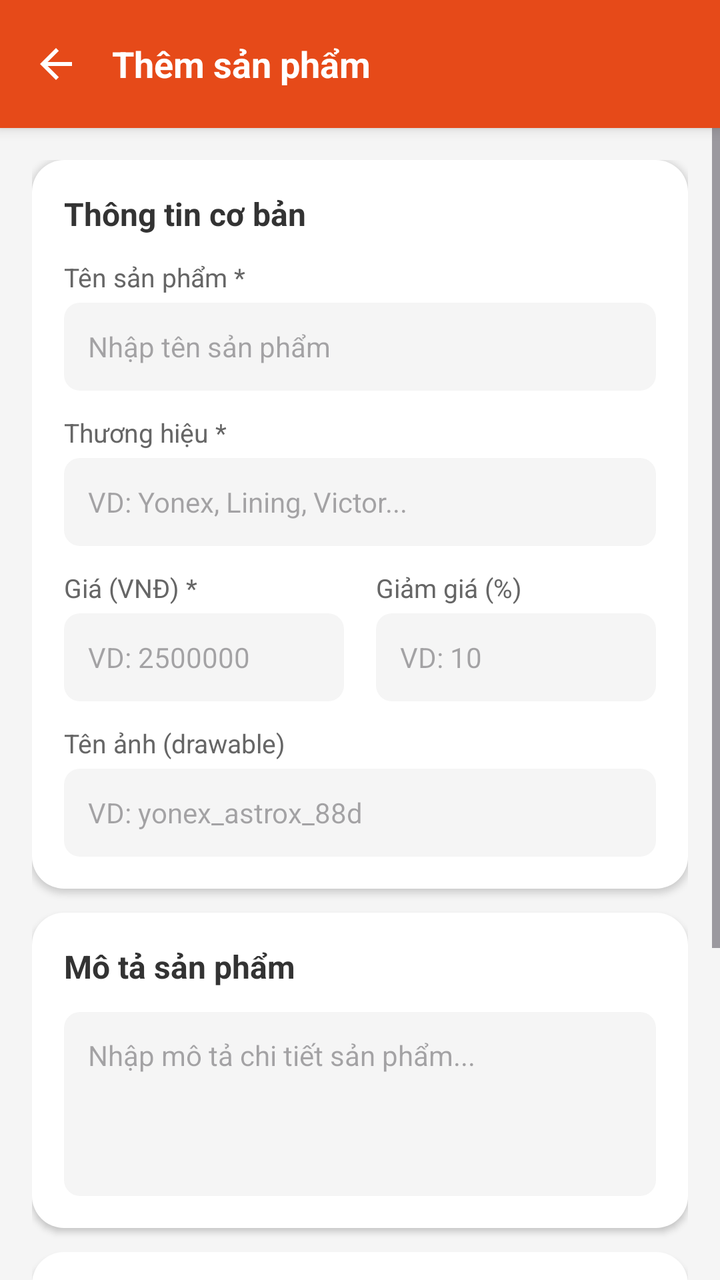
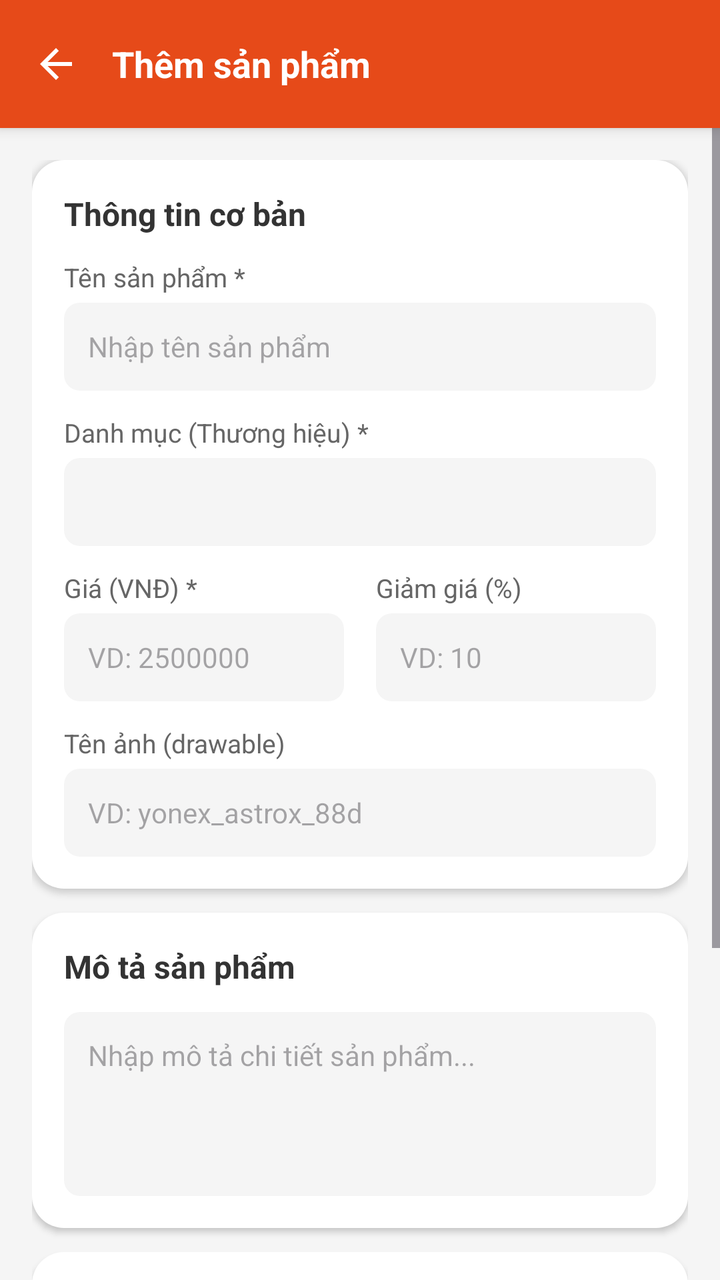

The first picture is an Android layout as it rendered before a commit; the second is the same layout after the commit. The layout source and the unified diff follow.
<!-- AndroidManifest.xml: application theme Theme.Buoi1 -->
<!-- res/layout/activity_admin_product_edit.xml -->
<?xml version="1.0" encoding="utf-8"?>
<LinearLayout xmlns:android="http://schemas.android.com/apk/res/android"
    xmlns:app="http://schemas.android.com/apk/res-auto"
    android:layout_width="match_parent"
    android:layout_height="match_parent"
    android:orientation="vertical"
    android:background="#F5F5F5">

    
    <LinearLayout
        android:id="@+id/topBarEditProduct"
        android:layout_width="match_parent"
        android:layout_height="?attr/actionBarSize"
        android:background="#E64A19"
        android:elevation="4dp"
        android:gravity="center_vertical"
        android:orientation="horizontal"
        android:paddingHorizontal="4dp">

        <ImageView
            android:id="@+id/btnBack"
            android:layout_width="48dp"
            android:layout_height="48dp"
            android:src="@drawable/ic_back_arrow"
            app:tint="#FFFFFF"
            android:padding="12dp"
            android:background="?attr/selectableItemBackgroundBorderless"
            android:clickable="true"
            android:focusable="true" />

        <TextView
            android:id="@+id/tvTitle"
            android:layout_width="0dp"
            android:layout_height="wrap_content"
            android:layout_weight="1"
            android:text="Thêm sản phẩm"
            android:textColor="@color/white"
            android:textSize="18sp"
            android:textStyle="bold"
            android:layout_marginStart="4dp" />
    </LinearLayout>

    <ScrollView
        android:layout_width="match_parent"
        android:layout_height="0dp"
        android:layout_weight="1">

        <LinearLayout
            android:layout_width="match_parent"
            android:layout_height="wrap_content"
            android:orientation="vertical"
            android:padding="16dp">

            
            <LinearLayout
                android:layout_width="match_parent"
                android:layout_height="wrap_content"
                android:background="@drawable/bg_login_card"
                android:elevation="2dp"
                android:orientation="vertical"
                android:padding="16dp"
                android:layout_marginBottom="12dp">

                <TextView
                    android:layout_width="wrap_content"
                    android:layout_height="wrap_content"
                    android:text="Thông tin cơ bản"
                    android:textColor="#333333"
                    android:textSize="16sp"
                    android:textStyle="bold"
                    android:layout_marginBottom="12dp" />

                <TextView
                    android:layout_width="wrap_content"
                    android:layout_height="wrap_content"
                    android:text="Tên sản phẩm *"
                    android:textColor="#666666"
                    android:textSize="13sp"
                    android:layout_marginBottom="4dp" />

                <EditText
                    android:id="@+id/edtProductName"
                    android:layout_width="match_parent"
                    android:layout_height="44dp"
                    android:background="@drawable/bg_input_field"
                    android:hint="Nhập tên sản phẩm"
                    android:paddingHorizontal="12dp"
                    android:textSize="14sp"
                    android:inputType="text"
                    android:maxLines="1"
                    android:layout_marginBottom="12dp" />

                <TextView
                    android:layout_width="wrap_content"
                    android:layout_height="wrap_content"
                    android:text="Thương hiệu *"
                    android:textColor="#666666"
                    android:textSize="13sp"
                    android:layout_marginBottom="4dp" />

                <EditText
                    android:id="@+id/edtProductBrand"
                    android:layout_width="match_parent"
                    android:layout_height="44dp"
                    android:background="@drawable/bg_input_field"
                    android:hint="VD: Yonex, Lining, Victor..."
                    android:paddingHorizontal="12dp"
                    android:textSize="14sp"
                    android:inputType="text"
                    android:maxLines="1"
                    android:layout_marginBottom="12dp" />

                <LinearLayout
                    android:layout_width="match_parent"
                    android:layout_height="wrap_content"
                    android:orientation="horizontal"
                    android:layout_marginBottom="12dp">

                    <LinearLayout
                        android:layout_width="0dp"
                        android:layout_height="wrap_content"
                        android:layout_weight="1"
                        android:orientation="vertical"
                        android:layout_marginEnd="8dp">

                        <TextView
                            android:layout_width="wrap_content"
                            android:layout_height="wrap_content"
                            android:text="Giá (VNĐ) *"
                            android:textColor="#666666"
                            android:textSize="13sp"
                            android:layout_marginBottom="4dp" />

                        <EditText
                            android:id="@+id/edtProductPrice"
                            android:layout_width="match_parent"
                            android:layout_height="44dp"
                            android:background="@drawable/bg_input_field"
                            android:hint="VD: 2500000"
                            android:paddingHorizontal="12dp"
                            android:textSize="14sp"
                            android:inputType="numberDecimal"
                            android:maxLines="1" />
                    </LinearLayout>

                    <LinearLayout
                        android:layout_width="0dp"
                        android:layout_height="wrap_content"
                        android:layout_weight="1"
                        android:orientation="vertical"
                        android:layout_marginStart="8dp">

                        <TextView
                            android:layout_width="wrap_content"
                            android:layout_height="wrap_content"
                            android:text="Giảm giá (%)"
                            android:textColor="#666666"
                            android:textSize="13sp"
                            android:layout_marginBottom="4dp" />

                        <EditText
                            android:id="@+id/edtProductDiscount"
                            android:layout_width="match_parent"
                            android:layout_height="44dp"
                            android:background="@drawable/bg_input_field"
                            android:hint="VD: 10"
                            android:paddingHorizontal="12dp"
                            android:textSize="14sp"
                            android:inputType="number"
                            android:maxLines="1" />
                    </LinearLayout>
                </LinearLayout>

                <TextView
                    android:layout_width="wrap_content"
                    android:layout_height="wrap_content"
                    android:text="Tên ảnh (drawable)"
                    android:textColor="#666666"
                    android:textSize="13sp"
                    android:layout_marginBottom="4dp" />

                <EditText
                    android:id="@+id/edtProductImage"
                    android:layout_width="match_parent"
                    android:layout_height="44dp"
                    android:background="@drawable/bg_input_field"
                    android:hint="VD: yonex_astrox_88d"
                    android:paddingHorizontal="12dp"
                    android:textSize="14sp"
                    android:inputType="text"
                    android:maxLines="1" />
            </LinearLayout>

            
            <LinearLayout
                android:layout_width="match_parent"
                android:layout_height="wrap_content"
                android:background="@drawable/bg_login_card"
                android:elevation="2dp"
                android:orientation="vertical"
                android:padding="16dp"
                android:layout_marginBottom="12dp">

                <TextView
                    android:layout_width="wrap_content"
                    android:layout_height="wrap_content"
                    android:text="Mô tả sản phẩm"
                    android:textColor="#333333"
                    android:textSize="16sp"
                    android:textStyle="bold"
                    android:layout_marginBottom="12dp" />

                <EditText
                    android:id="@+id/edtProductDescription"
                    android:layout_width="match_parent"
                    android:layout_height="wrap_content"
                    android:background="@drawable/bg_input_field"
                    android:hint="Nhập mô tả chi tiết sản phẩm..."
                    android:padding="12dp"
                    android:textSize="14sp"
                    android:inputType="textMultiLine"
                    android:minLines="4"
                    android:gravity="top|start" />
            </LinearLayout>

            
            <LinearLayout
                android:layout_width="match_parent"
                android:layout_height="wrap_content"
                android:background="@drawable/bg_login_card"
                android:elevation="2dp"
                android:orientation="vertical"
                android:padding="16dp"
                android:layout_marginBottom="12dp">

                <LinearLayout
                    android:layout_width="match_parent"
                    android:layout_height="wrap_content"
                    android:orientation="horizontal"
                    android:gravity="center_vertical"
                    android:layout_marginBottom="12dp">

                    <TextView
                        android:layout_width="0dp"
                        android:layout_height="wrap_content"
                        android:layout_weight="1"
                        android:text="Thông số kỹ thuật"
                        android:textColor="#333333"
                        android:textSize="16sp"
                        android:textStyle="bold" />

                    <Button
                        android:id="@+id/btnAddSpec"
                        android:layout_width="wrap_content"
                        android:layout_height="36dp"
                        android:backgroundTint="#E64A19"
                        android:text="+ Thêm"
                        android:textColor="@color/white"
                        android:textSize="12sp"
                        android:minWidth="0dp"
                        android:minHeight="0dp"
                        android:paddingHorizontal="16dp" />
                </LinearLayout>

                
                <LinearLayout
                    android:id="@+id/layoutSpecRows"
                    android:layout_width="match_parent"
                    android:layout_height="wrap_content"
                    android:orientation="vertical" />

                <TextView
                    android:id="@+id/tvSpecHint"
                    android:layout_width="match_parent"
                    android:layout_height="wrap_content"
                    android:text="Bấm '+ Thêm' để thêm thông số kỹ thuật cho sản phẩm"
                    android:textColor="#BBBBBB"
                    android:textSize="13sp"
                    android:gravity="center"
                    android:padding="16dp" />
            </LinearLayout>

            
            <Button
                android:id="@+id/btnSaveProduct"
                android:layout_width="match_parent"
                android:layout_height="50dp"
                android:backgroundTint="#E64A19"
                android:text="Lưu sản phẩm"
                android:textColor="@color/white"
                android:textSize="16sp"
                android:textStyle="bold"
                android:layout_marginBottom="24dp" />

        </LinearLayout>
    </ScrollView>

</LinearLayout>
<!-- resources referenced by this layout -->
<resources>
  <color name="white">#FFFFFFFF</color>
  <!-- drawable bg_input_field (drawable) -->
  <?xml version="1.0" encoding="utf-8"?>
  <shape xmlns:android="http://schemas.android.com/apk/res/android">
      <solid android:color="@color/colorInputBackground" />
      <corners android:radius="8dp" />
  </shape>
  <!-- drawable bg_login_card (drawable) -->
  <?xml version="1.0" encoding="utf-8"?>
  <shape xmlns:android="http://schemas.android.com/apk/res/android">
      <solid android:color="@color/colorCard" />
      <corners android:radius="16dp" />
      <padding
          android:bottom="16dp"
          android:left="16dp"
          android:right="16dp"
          android:top="16dp" />
  </shape>
  <!-- drawable ic_back_arrow (drawable) -->
  <vector xmlns:android="http://schemas.android.com/apk/res/android"
      android:width="24dp"
      android:height="24dp"
      android:viewportWidth="24"
      android:viewportHeight="24">
    <path
        android:fillColor="#000000"
        android:pathData="M20,11H7.83l5.59,-5.59L12,4l-8,8 8,8 1.41,-1.41L7.83,13H20v-2z"/>
  </vector>
  <style name="Theme.Buoi1" parent="Base.Theme.Buoi1" />
  <color name="colorInputBackground">#F5F5F5</color>
  <color name="colorCard">#FFFFFF</color>
  <style name="Base.Theme.Buoi1" parent="Theme.Material3.DayNight.NoActionBar">
          
          <item name="colorPrimary">@color/colorPrimary</item>
          <item name="colorSecondary">@color/colorPrimary</item>
          <item name="colorPrimaryVariant">@color/colorButtonLight</item>
      </style>
  <color name="colorPrimary">#E64A19</color>
  <color name="colorButtonLight">#FF8A65</color>
</resources>

<!-- the commit's change to res/layout/activity_admin_product_edit.xml (unified diff, before → after) -->
@@ -93,21 +93,17 @@
                 <TextView
                     android:layout_width="wrap_content"
                     android:layout_height="wrap_content"
-                    android:text="Thương hiệu *"
+                    android:text="Danh mục (Thương hiệu) *"
                     android:textColor="#666666"
                     android:textSize="13sp"
                     android:layout_marginBottom="4dp" />
 
-                <EditText
-                    android:id="@+id/edtProductBrand"
+                <Spinner
+                    android:id="@+id/spinnerProductBrand"
                     android:layout_width="match_parent"
                     android:layout_height="44dp"
                     android:background="@drawable/bg_input_field"
-                    android:hint="VD: Yonex, Lining, Victor..."
                     android:paddingHorizontal="12dp"
-                    android:textSize="14sp"
-                    android:inputType="text"
-                    android:maxLines="1"
                     android:layout_marginBottom="12dp" />
 
                 <LinearLayout
